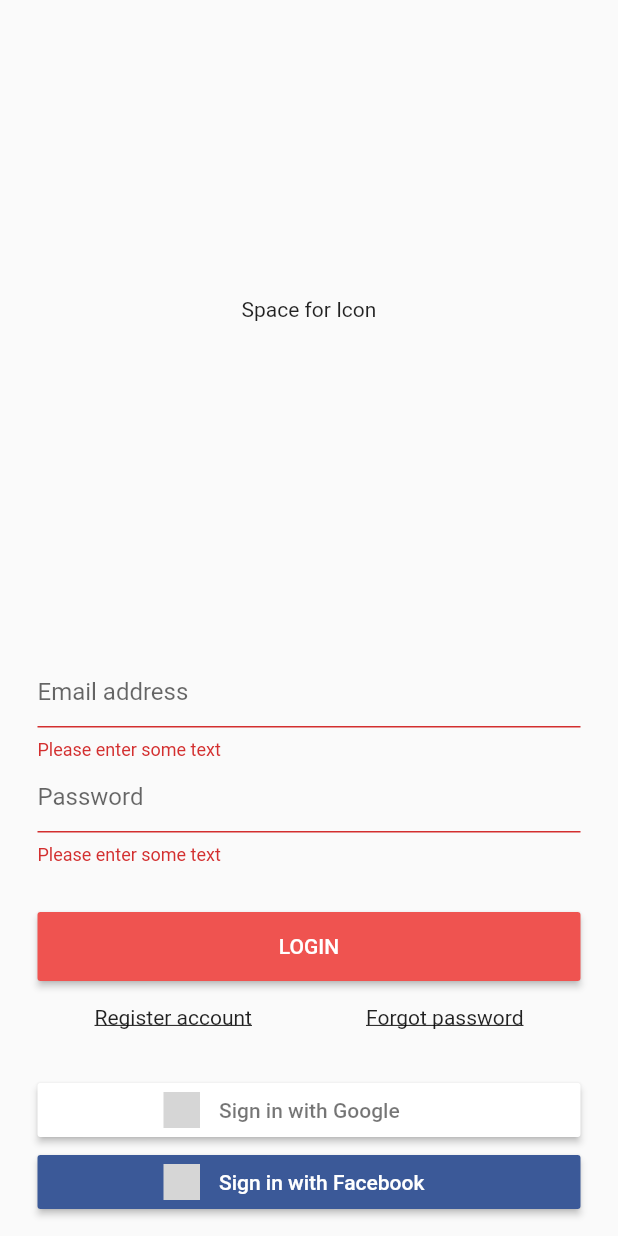
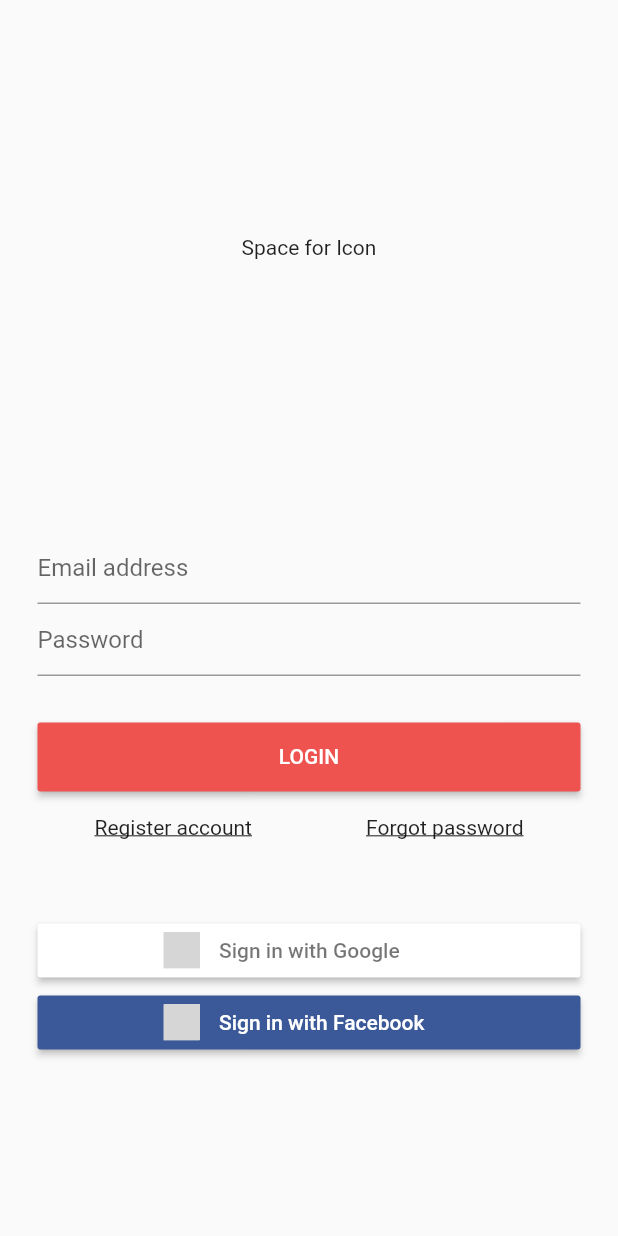
Before and after one commit to BlueBearrii/covid-reporter, a Flutter app: the screen it shows after launch, after a tap on "LOGIN", on a phone screen of 412 x 824 dp. Run offline on Flutter 3.47's test engine with Material 2 defaults, Android fonts, the phone set to English and light mode, and no system bars; our stand-ins replace flutter_signin_button; grey boxes are pictures that could not be loaded.

Commit message:
:lipstick: Adjust layout for support keyboard popup

```diff
--- a/client/lib/main.dart
+++ b/client/lib/main.dart
@@ -3,8 +3,16 @@ import 'package:flutter_signin_button/flutter_signin_button.dart';
 
 void main() => runApp(MyApp());
 
-void printLogFunction() {
-  print("Function is work");
+void _onClickLogin() {
+  print("is Login");
+}
+
+void _onClickRegister() {
+  print("Route to register()");
+}
+
+void _onClickForgotpassword() {
+  print("Route to forgotten()");
 }
 
 class MyApp extends StatelessWidget {
@@ -12,6 +20,8 @@ class MyApp extends StatelessWidget {
   Widget build(BuildContext context) {
     return MaterialApp(
       home: Scaffold(
+        resizeToAvoidBottomPadding: false,
+        //resizeToAvoidBottomInset: false,
         body: LoginScreen(),
       ),
     );
@@ -20,19 +30,24 @@ class MyApp extends StatelessWidget {
 
 class LoginScreen extends StatelessWidget {
   final _formKey = GlobalKey<FormState>();
+  String email;
+
   @override
   Widget build(BuildContext context) {
     return Container(
+      alignment: Alignment.center,
+      width: double.infinity,
+      height: double.infinity,
       child: Column(
         children: [
           Expanded(
-            flex: 5,
+            flex: 2,
             child: Center(
               child: Text("Space for Icon"),
             ),
           ),
           Expanded(
-              flex: 5,
+              flex: 3,
               child: Container(
                   child: Center(
                       child: Padding(
@@ -42,7 +57,7 @@ class LoginScreen extends StatelessWidget {
                     // =================================================== Form layout ===================================================
                     Form(
                         key: _formKey,
-                        child: Column(children: <Widget>[
+                        child: Column(children: [
                           TextFormField(
                             decoration:
                                 InputDecoration(hintText: "Email address"),
@@ -50,7 +65,6 @@ class LoginScreen extends StatelessWidget {
                               if (value.isEmpty) {
                                 return 'Please enter some text';
                               }
-                              return null;
                             },
                           ),
                           TextFormField(
@@ -72,40 +86,43 @@ class LoginScreen extends StatelessWidget {
                                   child: Text("LOGIN"),
                                   padding: EdgeInsets.symmetric(vertical: 15.0),
                                   onPressed: () {
-                                    if (_formKey.currentState.validate()) {
-                                      Scaffold.of(context).showSnackBar(
-                                          SnackBar(
-                                              content:
-                                                  Text('Waiting to login')));
-                                    } else {
-                                      printLogFunction();
-                                    }
+                                    _onClickLogin();
                                   },
                                 ),
                               ))
                         ])),
 
                     Container(
-                      margin: EdgeInsets.only(bottom: 30.0),
+                      margin: EdgeInsets.only(bottom: 50.0),
                       child: Row(
                         children: [
                           Expanded(
                             child: Container(
                                 child: Center(
+                                    child: GestureDetector(
+                              onTap: () {
+                                _onClickRegister();
+                              },
                               child: Text(
                                 'Register account',
                                 style: TextStyle(
                                   decoration: TextDecoration.underline,
+                                ),
                               ),
                             ))),
                           ),
                           Expanded(
                             child: Container(
                                 child: Center(
+                                    child: GestureDetector(
+                              onTap: () {
+                                _onClickForgotpassword();
+                              },
                               child: Text(
                                 'Forgot password',
                                 style: TextStyle(
                                   decoration: TextDecoration.underline,
+                                ),
                               ),
                             ))),
                           ),
```
Lines whose indentation alone changed are shown as unchanged.
